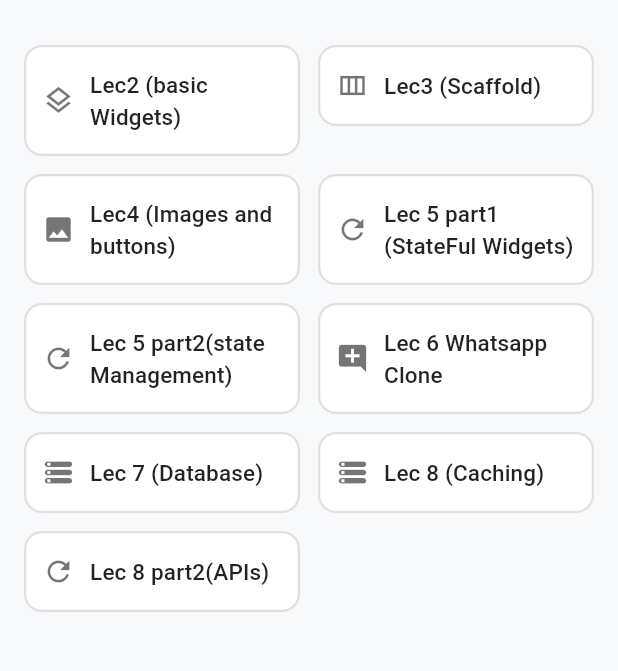
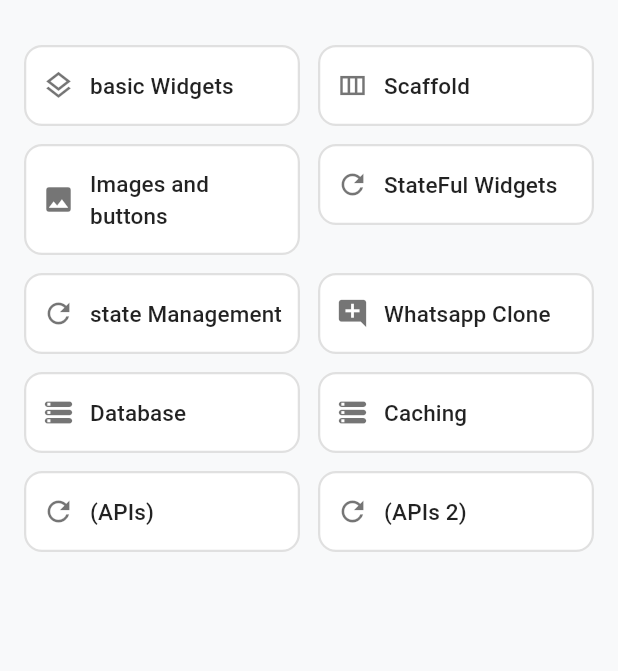
Before and after one commit to AgMarwanAg/componentkit, a Flutter app: the screen it shows after launch, on a phone screen of 412 x 824 dp, the part 63-734 px from its top. Run offline on Flutter 3.47's test engine with Material 3 defaults, Android fonts, the phone set to English and light mode, and no system bars; our stand-ins replace dio, flutter_highlight, get, shared_preferences, sqflite; accounts and stored records are empty.

Commit message:
add Lec9 for student management with API integration

```diff
--- a/lib/home_screen.dart
+++ b/lib/home_screen.dart
@@ -7,6 +7,7 @@ import 'package:componentkit/lec6.dart';
 import 'package:componentkit/lec7.dart';
 import 'package:componentkit/lec8.dart';
 import 'package:componentkit/lec8part2.dart';
+import 'package:componentkit/lec9.dart';
 import 'package:flutter/material.dart';
 
 class HomeScreen extends StatelessWidget {
@@ -34,65 +35,72 @@ class HomeScreen extends StatelessWidget {
           children: [
             _ComponentButton(
               icon: Icons.layers_outlined,
-              label: 'Lec2 (basic Widgets)',
+              label: 'basic Widgets',
               onPressed: () {
                 Navigator.pushNamed(context, Lec2.path);
               },
             ),
             _ComponentButton(
               icon: Icons.view_column_outlined,
-              label: 'Lec3 (Scaffold)',
+              label: 'Scaffold',
               onPressed: () {
                 Navigator.pushNamed(context, Lec3.path);
               },
             ),
             _ComponentButton(
               icon: Icons.image,
-              label: 'Lec4 (Images and buttons)',
+              label: 'Images and buttons',
               onPressed: () {
                 Navigator.pushNamed(context, Lec4.path);
               },
             ),
             _ComponentButton(
               icon: Icons.refresh,
-              label: 'Lec 5 part1 (StateFul Widgets)',
+              label: 'StateFul Widgets',
               onPressed: () {
                 Navigator.pushNamed(context, Lec5.path);
               },
             ),
             _ComponentButton(
               icon: Icons.refresh,
-              label: 'Lec 5 part2(state Management)',
+              label: 'state Management',
               onPressed: () {
                 Navigator.pushNamed(context, Lec5part2.path);
               },
             ),
             _ComponentButton(
               icon: Icons.add_comment,
-              label: 'Lec 6 Whatsapp Clone',
+              label: 'Whatsapp Clone',
               onPressed: () {
                 Navigator.pushNamed(context, Lec6.path);
               },
             ),
             _ComponentButton(
               icon: Icons.storage_rounded,
-              label: 'Lec 7 (Database)',
+              label: 'Database',
               onPressed: () {
                 Navigator.pushNamed(context, Lec7.path);
               },
             ),
              _ComponentButton(
               icon: Icons.storage_rounded,
-              label: 'Lec 8 (Caching)',
+              label: 'Caching',
               onPressed: () {
                 Navigator.pushNamed(context, Lec8.path);
               },
             ),
              _ComponentButton(
               icon: Icons.refresh,
-              label: 'Lec 8 part2(APIs)',
+              label: '(APIs)',
               onPressed: () {
                 Navigator.pushNamed(context, Lec8part2.path);
+              },
+            ),
+             _ComponentButton(
+              icon: Icons.refresh,
+              label: '(APIs 2)',
+              onPressed: () {
+                Navigator.pushNamed(context, Lec9.path);
               },
             ),
           ],
--- a/lib/main.dart
+++ b/lib/main.dart
@@ -8,6 +8,7 @@ import 'package:componentkit/lec5part2.dart';
 import 'package:componentkit/lec6.dart';
 import 'package:componentkit/lec7.dart';
 import 'package:componentkit/lec8.dart';
+import 'package:componentkit/lec9.dart';
 import 'package:flutter/material.dart';
 import 'package:get/get.dart';
 
@@ -39,8 +40,8 @@ void main() async {
               loadPath: 'lib/lec8part2.dart',
               child: Lec8part2(),
             ),
-        // Test.routeName: (context) => Test(),
-      },
+        Lec9.path: (context) => CodeView(path: Lec9.path, child: Lec9()),
+       },
     ),
   );
 }
```
Also changed, not shown: lib/lec9.dart (added, +209 -0 lines).
